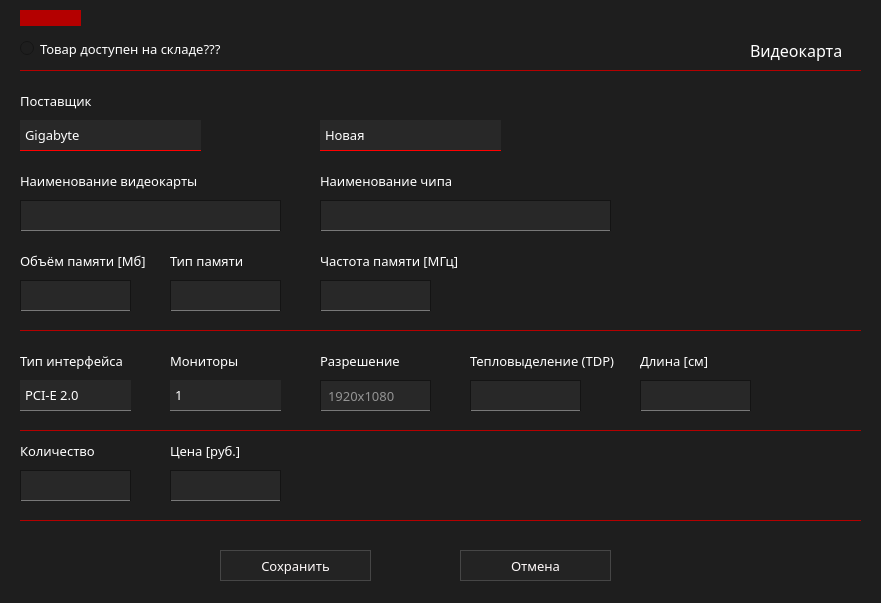
The window that ui/add/addChVidWidg.ui (marginalprog/git_pcconf) describes before a commit, drawn with Qt 5.
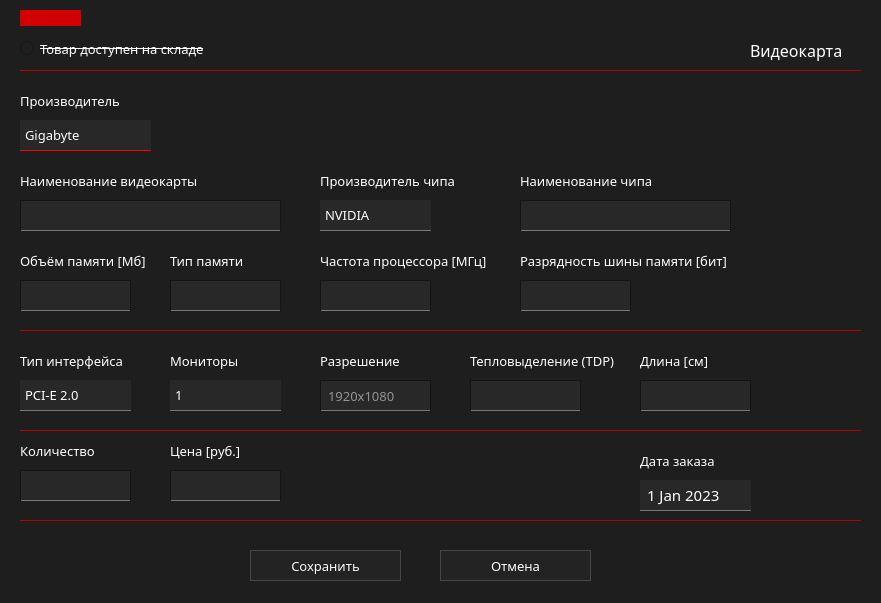
The same window after the commit. Icons and pictures are not drawn.

Commit message: + Поставщик изменён на Производителя. + Добавлен параметр разрядности шины памяти в видеокарту и в фильтры. + В окно добавления заказа добавлено поле даты. Изменён полностью дизайн этого календаря с помощью css. + Стуктурные изменения в БД.

Patch:
```diff
--- a/ui/add/addChVidWidg.ui
+++ b/ui/add/addChVidWidg.ui
@@ -54,6 +54,7 @@
     <font>
      <family>Montserrat Medium</family>
      <pointsize>10</pointsize>
+     <strikeout>true</strikeout>
     </font>
    </property>
    <property name="styleSheet">
@@ -80,7 +81,7 @@
 }</string>
    </property>
    <property name="text">
-    <string>Товар доступен на складе???</string>
+    <string>Товар доступен на складе</string>
    </property>
   </widget>
   <widget class="QLabel" name="lbFullName">
@@ -144,7 +145,7 @@
     <rect>
      <x>20</x>
      <y>120</y>
-     <width>181</width>
+     <width>131</width>
      <height>31</height>
     </rect>
    </property>
@@ -244,7 +245,7 @@
     <rect>
      <x>20</x>
      <y>90</y>
-     <width>171</width>
+     <width>111</width>
      <height>21</height>
     </rect>
    </property>
@@ -258,7 +259,7 @@
     <string notr="true">border:0px;</string>
    </property>
    <property name="text">
-    <string>Поставщик</string>
+    <string>Производитель</string>
    </property>
   </widget>
   <widget class="QLabel" name="label_3">
@@ -286,7 +287,7 @@
   <widget class="QPushButton" name="btnVidSave">
    <property name="geometry">
     <rect>
-     <x>220</x>
+     <x>250</x>
      <y>550</y>
      <width>151</width>
      <height>31</height>
@@ -320,7 +321,7 @@
   <widget class="QPushButton" name="btnVidCancel">
    <property name="geometry">
     <rect>
-     <x>460</x>
+     <x>440</x>
      <y>550</y>
      <width>151</width>
      <height>31</height>
@@ -411,7 +412,7 @@
     <rect>
      <x>320</x>
      <y>250</y>
-     <width>161</width>
+     <width>191</width>
      <height>21</height>
     </rect>
    </property>
@@ -425,7 +426,7 @@
     <string notr="true">border:0px;</string>
    </property>
    <property name="text">
-    <string>Частота памяти [МГц]</string>
+    <string>Частота процессора [МГц]</string>
    </property>
   </widget>
   <widget class="QLabel" name="label_7">
@@ -794,7 +795,7 @@
   <widget class="QLabel" name="lbChip">
    <property name="geometry">
     <rect>
-     <x>320</x>
+     <x>520</x>
      <y>170</y>
      <width>171</width>
      <height>21</height>
@@ -813,106 +814,6 @@
     <string>Наименование чипа</string>
    </property>
   </widget>
-  <widget class="QComboBox" name="comBoxVideoSelect">
-   <property name="geometry">
-    <rect>
-     <x>320</x>
-     <y>120</y>
-     <width>181</width>
-     <height>31</height>
-    </rect>
-   </property>
-   <property name="font">
-    <font>
-     <family>Montserrat Medium</family>
-     <pointsize>10</pointsize>
-    </font>
-   </property>
-   <property name="styleSheet">
-    <string notr="true">QComboBox{
-	background-color: rgb(40,40,40);
-	border: 1px;
-	border-bottom: 1px solid red;
-	padding-left: 5px;
-	selection-background-color: rgb(105, 0, 0);
-}
-
-QComboBox QListView{
-	border: 1px solid red;
-	padding-left: 5px;
-	selection-background-color: rgb(105, 0, 0);
-}
-
-QComboBox:hover{
-	background-color: rgb(55,55,55);
-}
-
-QComboBox::drop-down{
-border: 0px;
-}
-
-QComboBox::down-arrow {
-border-image: url(&quot;E:/pcconf/images/down-arrow.png&quot;);
-width: 17px;
-height: 17px;
-margin-right: 5px;
-}
-
-QComboBox::down-arrow:on {
-	border-image: url(&quot;E:/pcconf/images/down-arrow (1).png&quot;);
-	width: 17px;
-	height: 17px;
-	margin-right: 5px;
-}
-
-QComboBox:on{
-border: 2px solid rgb(100,0,0);
-}
-
-QComboBox QAbstractItemView {
-	background: rgb(250, 250, 250);
-	border-width: 1px;
-	border-style: solid;
-	border-color: rgb(235, 235, 235);
-	selection-background-color: rgb(240, 240, 240);
-	selection-color: rgb(25, 25, 25);
-}
-</string>
-   </property>
-   <property name="editable">
-    <bool>false</bool>
-   </property>
-   <property name="iconSize">
-    <size>
-     <width>20</width>
-     <height>20</height>
-    </size>
-   </property>
-   <property name="duplicatesEnabled">
-    <bool>false</bool>
-   </property>
-   <property name="frame">
-    <bool>false</bool>
-   </property>
-   <property name="modelColumn">
-    <number>0</number>
-   </property>
-   <item>
-    <property name="text">
-     <string>Новая</string>
-    </property>
-   </item>
-   <item>
-    <property name="text">
-     <string>в1</string>
-    </property>
-   </item>
-   <item>
-    <property name="text">
-     <string>в2</string>
-    </property>
-   </item>
-  </widget>
   <widget class="Line" name="rectangle">
    <property name="geometry">
     <rect>
@@ -923,9 +824,8 @@
     </rect>
    </property>
    <property name="styleSheet">
-    <string notr="true">border:0px;
-background-color: rgb(180, 0, 0);
-border: 1px solid rgb(180, 0, 0);</string>
+    <string notr="true">background-color: rgb(210, 0, 0);
+border: 1px solid rgb(210, 0, 0);</string>
    </property>
    <property name="orientation">
     <enum>Qt::Horizontal</enum>
@@ -934,9 +834,9 @@
   <widget class="QLineEdit" name="leVidChip">
    <property name="geometry">
     <rect>
-     <x>320</x>
+     <x>520</x>
      <y>200</y>
-     <width>291</width>
+     <width>211</width>
      <height>31</height>
     </rect>
    </property>
@@ -1266,6 +1166,340 @@
     <enum>Qt::Horizontal</enum>
    </property>
   </widget>
+  <widget class="QLabel" name="lbChipCr">
+   <property name="geometry">
+    <rect>
+     <x>320</x>
+     <y>170</y>
+     <width>151</width>
+     <height>21</height>
+    </rect>
+   </property>
+   <property name="font">
+    <font>
+     <family>Montserrat SemiBold</family>
+     <pointsize>10</pointsize>
+    </font>
+   </property>
+   <property name="styleSheet">
+    <string notr="true">border:0px;</string>
+   </property>
+   <property name="text">
+    <string>Производитель чипа</string>
+   </property>
+  </widget>
+  <widget class="QComboBox" name="comBoxVidChipCr">
+   <property name="geometry">
+    <rect>
+     <x>320</x>
+     <y>200</y>
+     <width>111</width>
+     <height>31</height>
+    </rect>
+   </property>
+   <property name="font">
+    <font>
+     <family>Montserrat Medium</family>
+     <pointsize>10</pointsize>
+    </font>
+   </property>
+   <property name="styleSheet">
+    <string notr="true">QComboBox{
+	background-color: rgb(40,40,40);
+	border: 1px;
+	border-bottom: 1px solid rgb(120,120,120);
+	padding-left: 5px;
+}
+
+QComboBox:hover{
+	background-color: rgb(55,55,55);
+	border-bottom: 1px solid red;
+}
+
+QComboBox::drop-down{
+border: 0px;
+}
+
+QComboBox::down-arrow {
+border-image: url(&quot;E:/pcconf/images/down-arrow-gray.png&quot;);
+width: 17px;
+height: 17px;
+margin-right: 5px;
+}
+
+QComboBox::down-arrow:on {
+	border-image: url(&quot;E:/pcconf/images/up-arrow.png&quot;);
+	width: 17px;
+	height: 17px;
+	margin-right: 5px;
+}
+
+QComboBox:on{
+border: 2px solid rgb(100,0,0);
+}
+
+
+QComboBox::QAbstractItemView {
+	background: rgb(250, 250, 250);
+	border-width: 1px;
+	border-style: solid;
+	border-color: rgb(235, 235, 235);
+	selection-background-color: rgb(240, 240, 240);
+	selection-color: rgb(25, 25, 25);
+	border: 2px solid darkgray;
+    selection-background-color: lightgray;
+}
+
+</string>
+   </property>
+   <property name="iconSize">
+    <size>
+     <width>20</width>
+     <height>20</height>
+    </size>
+   </property>
+   <property name="duplicatesEnabled">
+    <bool>false</bool>
+   </property>
+   <property name="frame">
+    <bool>false</bool>
+   </property>
+   <property name="modelColumn">
+    <number>0</number>
+   </property>
+   <item>
+    <property name="text">
+     <string>NVIDIA</string>
+    </property>
+   </item>
+   <item>
+    <property name="text">
+     <string>AMD</string>
+    </property>
+   </item>
+   <item>
+    <property name="text">
+     <string>Intel</string>
+    </property>
+   </item>
+  </widget>
+  <widget class="QLabel" name="label_14">
+   <property name="geometry">
+    <rect>
+     <x>640</x>
+     <y>450</y>
+     <width>111</width>
+     <height>21</height>
+    </rect>
+   </property>
+   <property name="font">
+    <font>
+     <family>Montserrat SemiBold</family>
+     <pointsize>10</pointsize>
+    </font>
+   </property>
+   <property name="styleSheet">
+    <string notr="true">border:0px;</string>
+   </property>
+   <property name="text">
+    <string>Дата заказа</string>
+   </property>
+  </widget>
+  <widget class="QDateEdit" name="dateEdit_2">
+   <property name="geometry">
+    <rect>
+     <x>640</x>
+     <y>480</y>
+     <width>111</width>
+     <height>31</height>
+    </rect>
+   </property>
+   <property name="font">
+    <font>
+     <family>Montserrat Medium</family>
+     <pointsize>11</pointsize>
+    </font>
+   </property>
+   <property name="styleSheet">
+    <string notr="true">QDateEdit{
+	background-color: rgb(40,40,40);
+	border: 1px;
+	border-bottom: 1px solid rgb(120,120,120);
+	padding-left: 5px;
+}
+QDateEdit:hover{
+	background-color: rgb(55,55,55);
+	border-bottom: 1px solid red;
+}
+QDateEdit::drop-down{
+	border: 0px;
+}
+
+QDateEdit::down-arrow {
+	border-image: url(&quot;E:/pcconf/images/down-arrow-gray.png&quot;);
+	width: 17px;
+	height: 17px;
+	margin-right: 5px;
+}
+
+QDateEdit::down-arrow:on {
+	border-image: url(&quot;E:/pcconf/images/up-arrow-gray.png&quot;);
+	width: 17px;
+	height: 17px;
+	margin-right: 5px;
+	border: 2px solid rgb(100,0,0)
+}
+
+QDateEdit:on{
+	border: 2px solid rgb(100,0,0);
+}
+
+QCalendarWidget QWidget#qt_calendar_navigationbar { background-color: rgb(40,40,40); }
+QCalendarWidget QToolButton {
+    background: transparent;
+	border: none;
+	width: 70px;
+	height: 25px;
+	color: rgb(220,220,220);
+	font-size: 14px;
+	icon-size: 30px, 30px;
+}
+
+QToolButton#qt_calendar_prevmonth {
+    background: rgb(45,45,45);
+    border: none;
+    width: 30px;
+	height: 25px;
+    qproperty-icon:  url(&quot;E:/pcconf/images/left-arrow.png&quot;);
+	icon-size: 20px, 20px;
+	border-bottom: 1px solid red;
+}
+QToolButton#qt_calendar_nextmonth {
+    background: rgb(35,35,35);
+    border: none;
+    width: 30px;
+	height: 25px;
+    qproperty-icon:  url(&quot;E:/pcconf/images/right-arrow.png&quot;);
+	icon-size: 20px, 20px;
+	border-bottom: 1px solid red;
+}
+
+QCalendarWidget QMenu {
+	width: 100px;
+	left: 10px;
+	color: white;
+	font-size: 14px;
+	background-color: rgb(80, 80, 80);
+	selection-color: rgb(220,0,0);
+}
+
+QCalendarWidget QSpinBox { 
+	width: 45px; 
+	font-size:14px; 
+	color: white; 
+    background: transparent;
+	selection-background-color: rgb(105, 0, 0);
+	selection-color: rgb(255, 255, 255);
+}
+QCalendarWidget QSpinBox::up-button { subcontrol-origin: border;  subcontrol-position: top right;  width:15px; height: 15px; border:1px solid rgb(30,30,30); }
+QCalendarWidget QSpinBox::down-button { subcontrol-origin: border; subcontrol-position: bottom right;  width:15px;  height: 15px; border:1px solid rgb(30,30,30);}
+QCalendarWidget QSpinBox::up-arrow { border-image: url(&quot;E:/pcconf/images/up-arrow.png&quot;); }
+QCalendarWidget QSpinBox::down-arrow { border-image: url(&quot;E:/pcconf/images/down-arrow.png&quot;);}
+ 
+/* header row */
+QCalendarWidget QWidget { alternate-background-color: rgb(50, 50, 50);  border-bottom: 1px solid red; }
+ 
+/* normal days */
+QCalendarWidget QAbstractItemView:enabled 
+{
+	font-size:12px;  
+	color: rgb(180, 180, 180);  
+	background-color: rgb(15, 15, 15);  
+	selection-background-color: rgb(64, 64, 64); 
+	selection-color: rgb(0, 255, 0); 
+	selection-border-color: red;
+	height: 30px;
+}
+ 
+/* days in other months */
+QCalendarWidget QAbstractItemView:disabled { color: rgb(80, 80, 80); }</string>
+   </property>
+   <property name="showGroupSeparator" stdset="0">
+    <bool>true</bool>
+   </property>
+   <property name="minimumDateTime">
+    <datetime>
+     <hour>0</hour>
+     <minute>0</minute>
+     <second>0</second>
+     <year>2023</year>
+     <month>1</month>
+     <day>1</day>
+    </datetime>
+   </property>
+   <property name="maximumDate">
+    <date>
+     <year>2030</year>
+     <month>12</month>
+     <day>31</day>
+    </date>
+   </property>
+   <property name="calendarPopup">
+    <bool>true</bool>
+   </property>
+  </widget>
+  <widget class="QLineEdit" name="leVidBus">
+   <property name="geometry">
+    <rect>
+     <x>520</x>
+     <y>280</y>
+     <width>111</width>
+     <height>31</height>
+    </rect>
+   </property>
+   <property name="font">
+    <font>
+     <family>Montserrat Medium</family>
+     <pointsize>10</pointsize>
+    </font>
+   </property>
+   <property name="styleSheet">
+    <string notr="true">QLineEdit{
+	padding-left: 5px;
+	border: 1px solid rgb(20,20,20);
+	background-color: rgb(40,40,40);
+	border-bottom: 1px solid  rgb(120,120,120);
+	selection-background-color: rgb(105, 0, 0);
+}
+
+QLineEdit:hover{
+	background-color: rgb(55,55,55);
+	border-bottom: 1px solid  red;
+}</string>
+   </property>
+  </widget>
+  <widget class="QLabel" name="label_15">
+   <property name="geometry">
+    <rect>
+     <x>520</x>
+     <y>250</y>
+     <width>231</width>
+     <height>21</height>
+    </rect>
+   </property>
+   <property name="font">
+    <font>
+     <family>Montserrat SemiBold</family>
+     <pointsize>10</pointsize>
+    </font>
+   </property>
+   <property name="styleSheet">
+    <string notr="true">border:0px;</string>
+   </property>
+   <property name="text">
+    <string>Разрядность шины памяти [бит]</string>
+   </property>
+  </widget>
   <zorder>radioButton</zorder>
   <zorder>lbFullName</zorder>
   <zorder>line</zorder>
```
Left out of the diff: 35 changed lines with no effect on the pictures. The commit also changes 23 other files.
